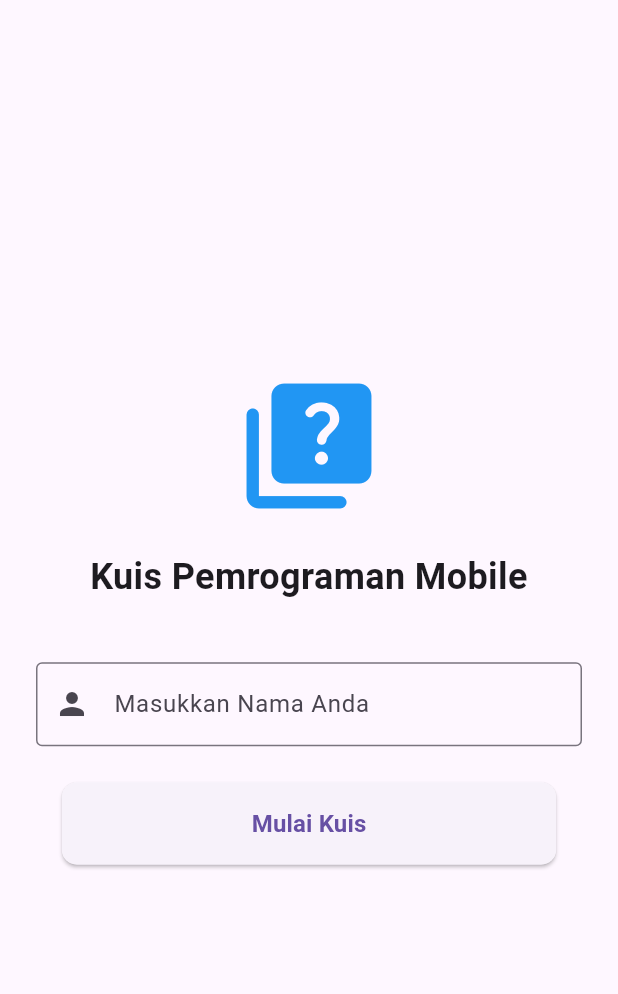
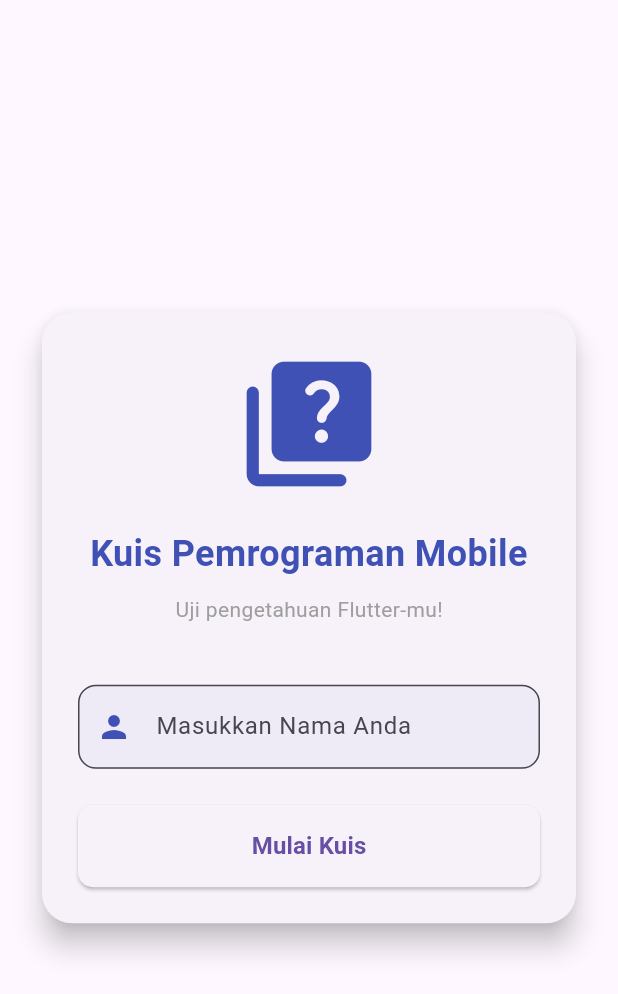
Before and after one commit to AhmadFazriBerutu/241401015_AhmadFazriBerutu_UTSPM5, a Flutter app: the screen it shows after launch, on a phone screen of 412 x 824 dp. Shown: the top 994 px of the screen. Run offline on Flutter 3.47's test engine with Material 3 defaults, Android fonts, the phone set to English and light mode, and no system bars.

Commit message:
feat: menambahkan 10 soal kuis

```diff
--- a/lib/screens/home_screen.dart
+++ b/lib/screens/home_screen.dart
@@ -1,9 +1,23 @@
 import 'package:flutter/material.dart';
+
 import '../widgets/custom_button.dart';
 import 'quiz_screen.dart';
 
-class HomeScreen extends StatelessWidget {
+class HomeScreen extends StatefulWidget {
   const HomeScreen({Key? key}) : super(key: key);
+
+  @override
+  State<HomeScreen> createState() => _HomeScreenState();
+}
+
+class _HomeScreenState extends State<HomeScreen> {
+  final TextEditingController _nameController = TextEditingController();
+
+  @override
+  void dispose() {
+    _nameController.dispose();
+    super.dispose();
+  }
 
   @override
   Widget build(BuildContext context) {
@@ -11,38 +25,82 @@ class HomeScreen extends StatelessWidget {
       body: Center(
         child: SingleChildScrollView(
           padding: const EdgeInsets.all(24.0),
+          child: Card(
+            elevation: 8,
+            shape: RoundedRectangleBorder(
+              borderRadius: BorderRadius.circular(20),
+            ),
+            child: Padding(
+              padding: const EdgeInsets.all(24.0),
               child: Column(
+                mainAxisSize: MainAxisSize.min,
                 mainAxisAlignment: MainAxisAlignment.center,
                 children: [
-              const Icon(Icons.quiz_rounded, size: 100, color: Colors.blue),
+                  const Icon(
+                    Icons.quiz_rounded,
+                    size: 100,
+                    color: Colors.indigo,
+                  ),
                   const SizedBox(height: 20),
                   const Text(
                     "Kuis Pemrograman Mobile",
-                style: TextStyle(fontSize: 24, fontWeight: FontWeight.bold),
+                    style: TextStyle(
+                      fontSize: 24,
+                      fontWeight: FontWeight.bold,
+                      color: Colors.indigo,
+                    ),
                     textAlign: TextAlign.center,
                   ),
+                  const SizedBox(height: 10),
+                  const Text(
+                    "Uji pengetahuan Flutter-mu!",
+                    style: TextStyle(fontSize: 14, color: Colors.grey),
+                  ),
                   const SizedBox(height: 40),
-              const TextField(
+                  TextField(
+                    controller: _nameController,
                     decoration: InputDecoration(
                       labelText: 'Masukkan Nama Anda',
-                  border: OutlineInputBorder(),
-                  prefixIcon: Icon(Icons.person),
+                      border: OutlineInputBorder(
+                        borderRadius: BorderRadius.circular(12),
+                      ),
+                      prefixIcon: const Icon(
+                        Icons.person,
+                        color: Colors.indigo,
+                      ),
+                      filled: true,
+                      fillColor: Colors.indigo.withOpacity(0.05),
                     ),
                   ),
                   const SizedBox(height: 24),
                   CustomButton(
                     text: 'Mulai Kuis',
                     onPressed: () {
+                      if (_nameController.text.trim().isNotEmpty) {
                         Navigator.push(
                           context,
-                    MaterialPageRoute(builder: (context) => const QuizScreen()),
+                          MaterialPageRoute(
+                            builder: (context) => QuizScreen(
+                              userName: _nameController.text.trim(),
+                            ),
+                          ),
                         );
+                      } else {
+                        ScaffoldMessenger.of(context).showSnackBar(
+                          const SnackBar(
+                            content: Text('Nama tidak boleh kosong!'),
+                            backgroundColor: Colors.red,
+                          ),
+                        );
+                      }
                     },
                   ),
                 ],
               ),
             ),
           ),
+        ),
+      ),
     );
   }
 }
--- a/lib/screens/quiz_screen.dart
+++ b/lib/screens/quiz_screen.dart
@@ -1,14 +1,84 @@
 import 'package:flutter/material.dart';
 import '../widgets/custom_button.dart';
+import 'result_screen.dart';
 
-class QuizScreen extends StatelessWidget {
-  const QuizScreen({Key? key}) : super(key: key);
+class QuizScreen extends StatefulWidget {
+  final String userName;
+
+  const QuizScreen({Key? key, required this.userName}) : super(key: key);
+
+  @override
+  State<QuizScreen> createState() => _QuizScreenState();
+}
+
+class _QuizScreenState extends State<QuizScreen> {
+  int _currentIndex = 0;
+
+  final List<Map<String, dynamic>> _questions = [
+    {
+      'question': '1. Apa framework UI buatan Google untuk membuat aplikasi lintas platform?',
+      'options': ['React Native', 'Flutter', 'Xamarin', 'Ionic']
+    },
+    {
+      'question': '2. Bahasa pemrograman apa yang digunakan dalam pengembangan Flutter?',
+      'options': ['Java', 'Kotlin', 'Dart', 'Swift']
+    },
+    {
+      'question': '3. Widget mana yang digunakan jika tampilan tidak membutuhkan perubahan state?',
+      'options': ['StatefulWidget', 'StatelessWidget', 'InheritedWidget', 'MaterialApp']
+    },
+    {
+      'question': '4. Perintah apa yang digunakan untuk menjalankan proyek Flutter di terminal?',
+      'options': ['flutter build', 'flutter run', 'flutter create', 'flutter doctor']
+    },
+    {
+      'question': '5. File mana dalam proyek Flutter yang digunakan untuk menambahkan dependensi?',
+      'options': ['main.dart', 'pubspec.yaml', 'build.gradle', 'AndroidManifest.xml']
+    },
+    {
+      'question': '6. Widget mana yang digunakan untuk menyusun elemen secara vertikal?',
+      'options': ['Row', 'Column', 'Stack', 'Container']
+    },
+    {
+      'question': '7. Fungsi apa yang dipanggil untuk memperbarui tampilan pada StatefulWidget?',
+      'options': ['setState()', 'updateUI()', 'refresh()', 'rebuild()']
+    },
+    {
+      'question': '8. Widget apa yang menyediakan struktur dasar halaman Material Design?',
+      'options': ['Scaffold', 'Container', 'SizedBox', 'AppBar']
+    },
+    {
+      'question': '9. Komponen apa yang digunakan untuk menangkap teks input dari pengguna?',
+      'options': ['TextView', 'TextFormField', 'TextField', 'InputBox']
+    },
+    {
+      'question': '10. Perintah apa yang digunakan untuk memeriksa instalasi Flutter di komputer?',
+      'options': ['flutter check', 'flutter doctor', 'flutter test', 'flutter info']
+    },
+  ];
+
+  void _nextQuestion() {
+    if (_currentIndex < _questions.length - 1) {
+      setState(() {
+        _currentIndex++;
+      });
+    } else {
+      Navigator.pushReplacement(
+        context,
+        MaterialPageRoute(
+          builder: (context) => ResultScreen(userName: widget.userName),
+        ),
+      );
+    }
+  }
 
   @override
   Widget build(BuildContext context) {
+    final currentQ = _questions[_currentIndex];
+
     return Scaffold(
       appBar: AppBar(
-        title: const Text('Sedang Mengerjakan Kuis'),
+        title: Text('Soal ${_currentIndex + 1} dari ${_questions.length}'),
         centerTitle: true,
       ),
       body: Padding(
@@ -16,27 +86,34 @@ class QuizScreen extends StatelessWidget {
         child: Column(
           crossAxisAlignment: CrossAxisAlignment.stretch,
           children: [
-            const Text(
-              'Pertanyaan 1/5',
-              style: TextStyle(fontSize: 18, fontWeight: FontWeight.w600),
+            LinearProgressIndicator(
+              value: (_currentIndex + 1) / _questions.length,
+              backgroundColor: Colors.grey[200],
+              color: Colors.indigo,
             ),
-            const SizedBox(height: 20),
-            const Expanded(
+            const SizedBox(height: 30),
+            Expanded(
               child: Center(
                 child: Text(
-                  "Apa ibukota dari Indonesia?",
-                  style: TextStyle(fontSize: 22, fontWeight: FontWeight.bold),
+                  currentQ['question'] as String,
+                  style: const TextStyle(
+                    fontSize: 20,
+                    fontWeight: FontWeight.bold,
+                  ),
                   textAlign: TextAlign.center,
                 ),
               ),
             ),
-            CustomButton(text: "A. Bandung", onPressed: () {}),
-            const SizedBox(height: 12),
-            CustomButton(text: "B. Jakarta", onPressed: () {}),
-            const SizedBox(height: 12),
-            CustomButton(text: "C. Surabaya", onPressed: () {}),
-            const SizedBox(height: 12),
-            CustomButton(text: "D. Medan", onPressed: () {}),
+            ...List.generate(
+              (currentQ['options'] as List<String>).length,
+              (index) => Padding(
+                padding: const EdgeInsets.only(bottom: 12.0),
+                child: CustomButton(
+                  text: (currentQ['options'] as List<String>)[index],
+                  onPressed: _nextQuestion,
+                ),
+              ),
+            ),
             const SizedBox(height: 20),
           ],
         ),
```
Also changed, not shown: lib/screens/result_screen.dart (added, +49 -0 lines). Lines whose indentation alone changed are shown as unchanged.
